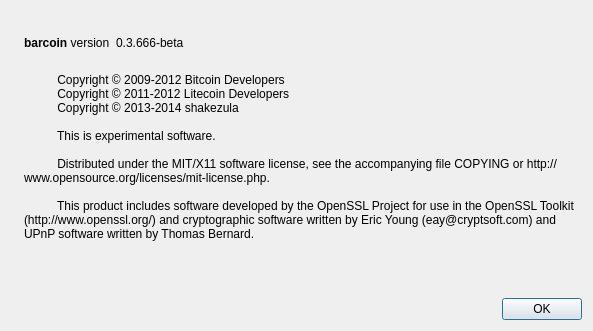
Old version of the form src/qt/forms/aboutdialog.ui in the repository UNicIT/WaterCoin.
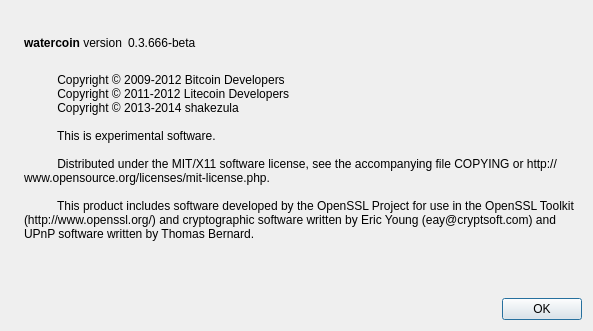
New version of the form. Icons and pictures are not drawn.

What changed in the file:
```diff
--- a/src/qt/forms/aboutdialog.ui
+++ b/src/qt/forms/aboutdialog.ui
@@ -50,7 +50,7 @@
           <cursorShape>IBeamCursor</cursorShape>
          </property>
          <property name="text">
-          <string>&lt;b&gt;barcoin&lt;/b&gt; version</string>
+          <string>&lt;b&gt;watercoin&lt;/b&gt; version</string>
          </property>
          <property name="textInteractionFlags">
           <set>Qt::LinksAccessibleByMouse|Qt::TextSelectableByKeyboard|Qt::TextSelectableByMouse</set>
```
Left out of the diff: 2 changed lines with no effect on the pictures.
